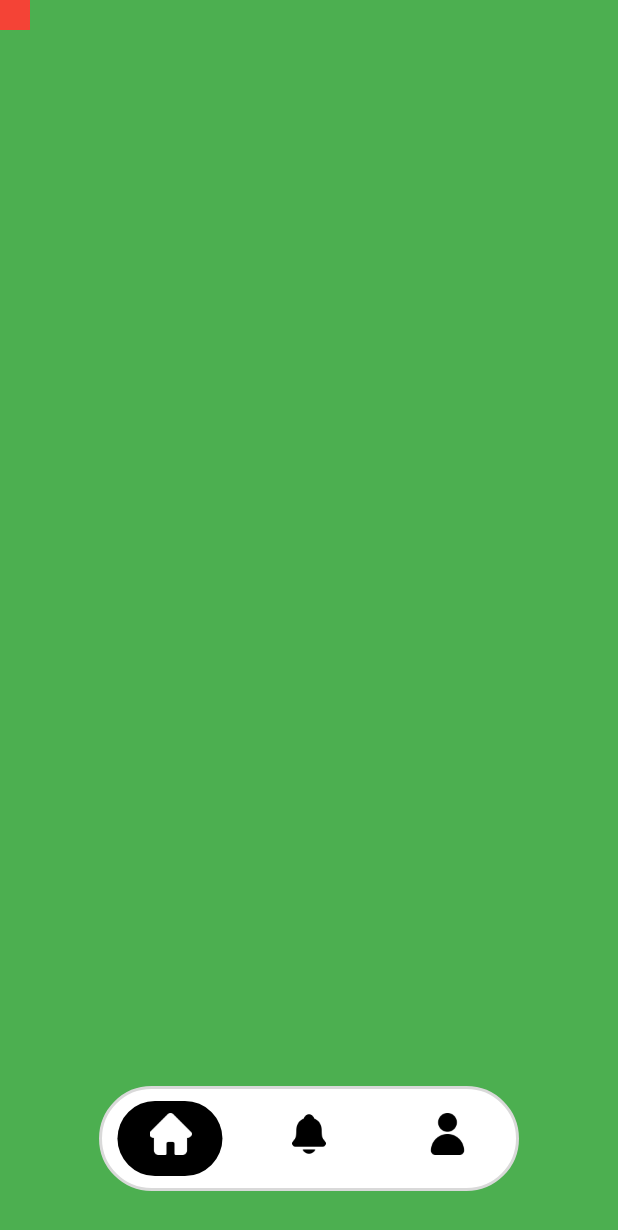
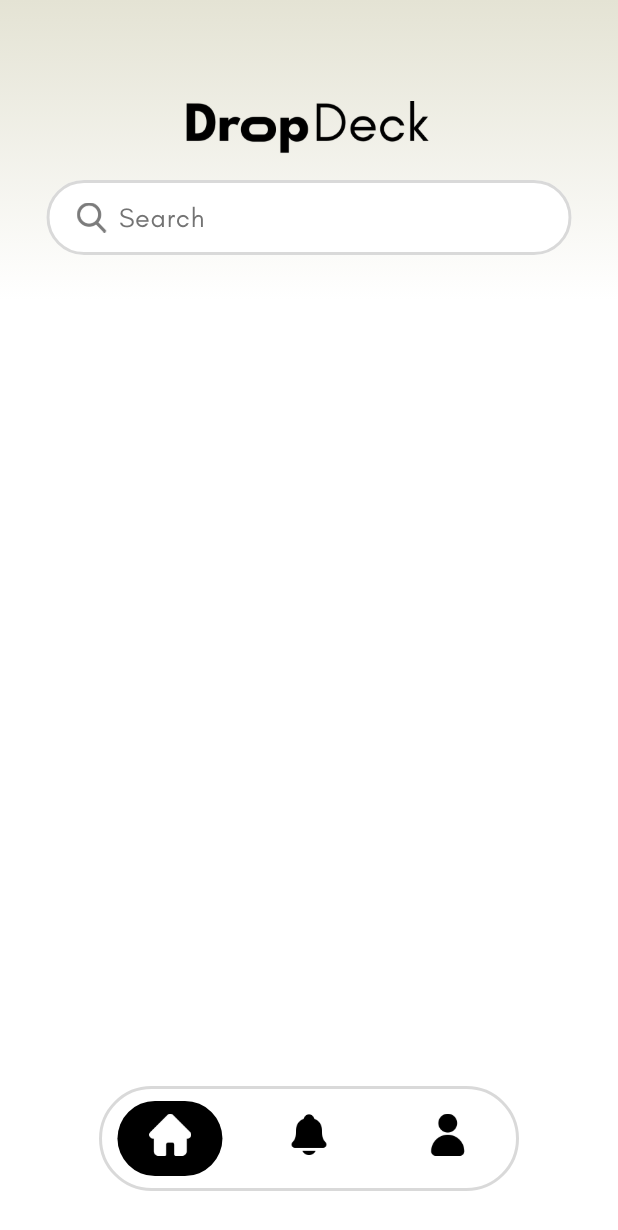
Before and after one commit to WiggleWoggle/DropDeck, a Flutter app: the screen it shows after launch, on a phone screen of 412 x 824 dp. Shown: the top 1230 px of the screen. Run offline on Flutter 3.47's test engine with Material 3 defaults, Android fonts, the phone set to English and light mode, and no system bars; our stand-ins replace device_preview.

Commit message:
moved assets and home page work
- moved assets from lib to its own assets folder
- added thin font
- added the logo/banner and the background gradient to the homepage
- added search box to homepage

```diff
--- a/lib/main.dart
+++ b/lib/main.dart
@@ -96,9 +96,9 @@ class _BottomTabSwitcherState extends State<BottomTabSwitcher> {
                     child: Row(
                       mainAxisAlignment: MainAxisAlignment.spaceAround,
                       children: [
-                        buildNavIcon(index: 0, activePath: 'lib/icons/homeActive.png', inactivePath: 'lib/icons/homeInactive.png', size: 28),
-                        buildNavIcon(index: 1, activePath: 'lib/icons/notificationActive.png', inactivePath: 'lib/icons/notificationInactive.png', size: 30),
-                        buildNavIcon(index: 2, activePath: 'lib/icons/profileActive.png', inactivePath: 'lib/icons/profileInactive.png', size: 28),
+                        buildNavIcon(index: 0, activePath: 'assets/icons/homeActive.png', inactivePath: 'assets/icons/homeInactive.png', size: 28),
+                        buildNavIcon(index: 1, activePath: 'assets/icons/notificationActive.png', inactivePath: 'assets/icons/notificationInactive.png', size: 31),
+                        buildNavIcon(index: 2, activePath: 'assets/icons/profileActive.png', inactivePath: 'assets/icons/profileInactive.png', size: 28),
                       ],
                     ),
                   ),
--- a/lib/pages/HomePage.dart
+++ b/lib/pages/HomePage.dart
@@ -13,17 +13,99 @@ class _HomePageState extends State<HomePage> {
 
   @override
   Widget build(BuildContext context) {
+    return Scaffold(
+      backgroundColor: Colors.white,
+      body: Stack(
+        children: [
+          //nbackground gradient top to search
+          Container(
+            height: 200,
+            width: double.infinity,
+            decoration: BoxDecoration(
+              gradient: LinearGradient(
+                colors: [
+                  Color.fromRGBO(228, 227, 212, 1),
+                  Color.fromRGBO(255, 255, 255, 1),
+                ],
+                begin: Alignment.topCenter,
+                end: Alignment.bottomCenter,
+              ),
+            ),
+          ),
 
-    return Scaffold(
-      backgroundColor: Colors.green,
-      body: Container(
-        color: Colors.red,
-        width: 20,
-        height: 20,
-        child: Align(
-          alignment: Alignment.center,
-        ),
-      )
+          Positioned(
+            top: 60,
+            left: 0,
+            right: 0,
+            child: TopBanner(),
+          ),
+
+          Positioned(
+            top: 120,
+            left: 0,
+            right: 0,
+            child: Center(
+              child: SizedBox(
+                width: 350,
+                height: 50,
+                child: SearchBar(
+                  backgroundColor: WidgetStateProperty.all(Colors.white),
+                  shadowColor: WidgetStateProperty.all(Colors.transparent),
+                  overlayColor: WidgetStateProperty.all(Colors.transparent),
+
+                  //TODO: search inquiries HERE, mayube implement onsubmit too idk
+                  onChanged: null,
+
+                  leading: Padding(
+                    padding: EdgeInsets.only(left: 12),
+                    child: Image.asset(
+                      'assets/icons/search.png',
+                      height: 20,
+                    ),
+                  ),
+
+                  side: WidgetStateProperty.all(
+                    BorderSide(
+                      color: Color.fromRGBO(217, 217, 217, 1),
+                      width: 2.0,
+                    ),
+                  ),
+
+                  hintText: 'Search',
+                  hintStyle: WidgetStateProperty.all(
+                    TextStyle(
+                      color: Color.fromRGBO(115, 115, 115, 1),
+                      fontSize: 18.0,
+                      fontFamily: 'Glacial',),
+                  ),
+                  textStyle: WidgetStateProperty.all(
+                    TextStyle(
+                      color: Color.fromRGBO(115, 115, 115, 1),
+                      fontSize: 18.0,
+                      fontFamily: 'Glacial',),
+                  ),
+                ),
+              ),
+            ),
+          ),
+        ],
+      ),
     );
   }
 }
+
+class TopBanner extends StatelessWidget {
+
+  const TopBanner({super.key});
+
+  @override
+  Widget build(BuildContext context) {
+    return Center(
+      child: Container(
+        height: 50,
+        width: 220,
+        child: Image.asset('assets/icons/topBanner.png'),
+      ),
+    );
+  }
+}
--- a/pubspec.yaml
+++ b/pubspec.yaml
@@ -41,7 +41,7 @@ flutter:
   # included with your application, so that you can use the icons in
   # the material Icons class.
   assets:
-    - lib/icons/
+    - assets/icons/
 
   uses-material-design: true
 
@@ -61,6 +61,10 @@ flutter:
   # "family" key with the font family name, and a "fonts" key with a
   # list giving the asset and other descriptors for the font. For
   # example:
+  fonts:
+    - family: Glacial
+      fonts:
+      - asset: assets/fonts/GlacialIndifference-Regular.otf
   # fonts:
   #   - family: Schyler
   #     fonts:
```
Also changed, not shown: assets/fonts/GlacialIndifference-Regular.otf (added), assets/icons/discoverActive.png (renamed from lib/icons/discoverActive.png), assets/icons/discoverInactive.png (renamed from lib/icons/discoverInactive.png), assets/icons/homeActive.png (renamed from lib/icons/homeActive.png), assets/icons/homeInactive.png (renamed from lib/icons/homeInactive.png), assets/icons/notificationActive.png (renamed from lib/icons/notificationActive.png), assets/icons/notificationInactive.png (renamed from lib/icons/notificationInactive.png), assets/icons/profileActive.png (renamed from lib/icons/profileActive.png), assets/icons/profileInactive.png (renamed from lib/icons/profileInactive.png), assets/icons/search.png (added), assets/icons/topBanner.png (added).
